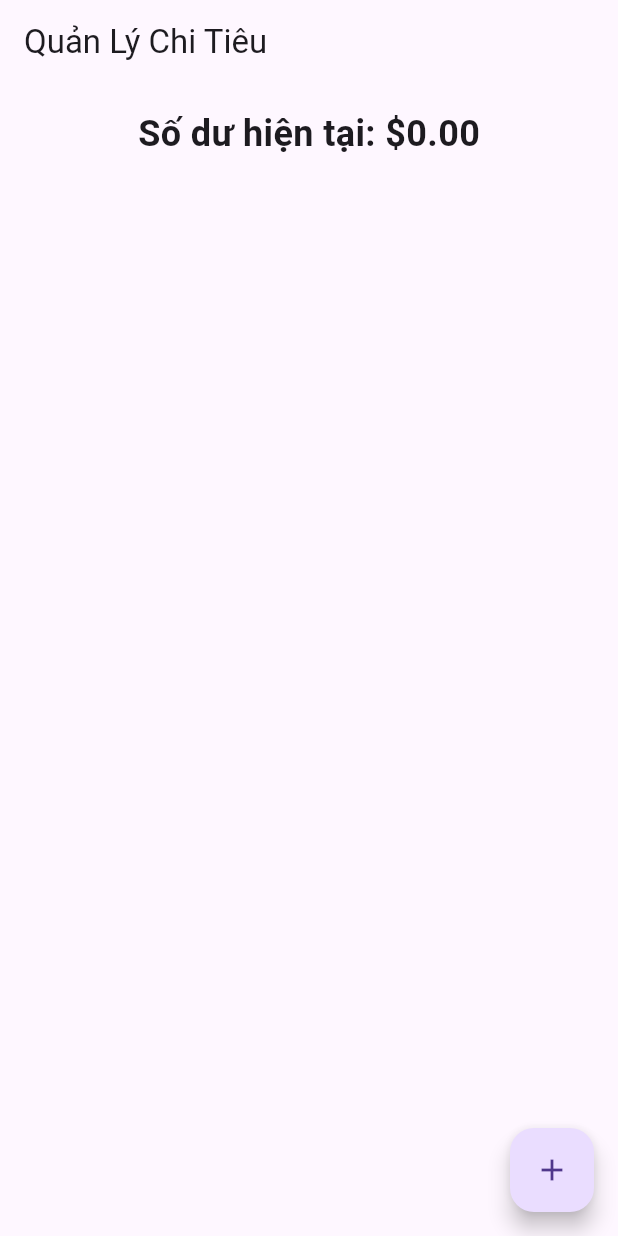
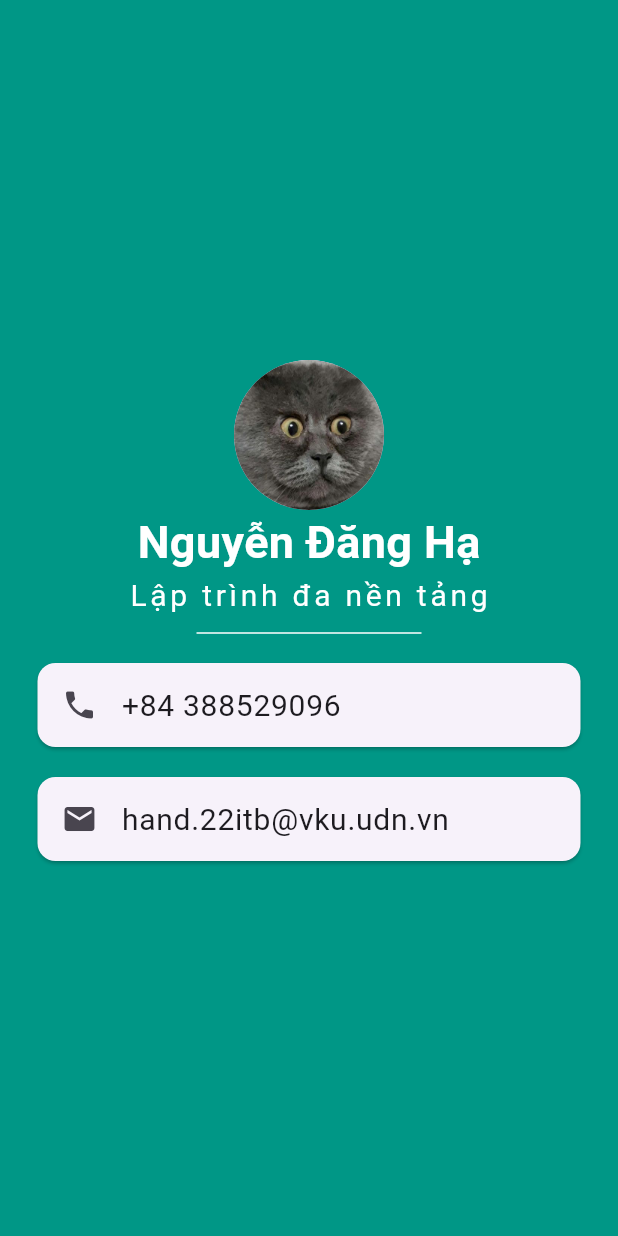
Before and after one commit to hand240503/CS2032_VKU, a Flutter app: the screen it shows after launch, on a phone screen of 412 x 824 dp. Run offline on Flutter 3.47's test engine with Material 3 defaults, Android fonts, the phone set to English and light mode, and no system bars; our stand-ins replace audioplayers, font_awesome_flutter.

Commit message:
fix lab_2

```diff
--- /dev/null
+++ b/lab_2/lib/color.dart
@@ -0,0 +1,5 @@
+import 'package:flutter/material.dart';
+
+class AppColor {
+  static Color backgroundColor = const Color(0xFF009786);
+}
--- a/lab_2/lib/main.dart
+++ b/lab_2/lib/main.dart
@@ -1,149 +1,85 @@
 import 'package:flutter/material.dart';
+import 'package:lab_2/color.dart';
 
 void main() {
-  runApp(ExpenseTrackerApp());
+  runApp(const MyApp());
 }
 
-class ExpenseTrackerApp extends StatelessWidget {
+class MyApp extends StatelessWidget {
+  const MyApp({super.key});
+
   @override
   Widget build(BuildContext context) {
     return MaterialApp(
+      title: 'Flutter Demo',
       debugShowCheckedModeBanner: false,
-      title: 'Quản Lý Chi Tiêu',
-      theme: ThemeData(primarySwatch: Colors.green),
-      home: ExpenseHomePage(),
-    );
-  }
-}
-
-class ExpenseHomePage extends StatefulWidget {
-  @override
-  _ExpenseHomePageState createState() => _ExpenseHomePageState();
-}
-
-class _ExpenseHomePageState extends State<ExpenseHomePage> {
-  double totalBalance = 0.0;
-  List<Map<String, dynamic>> transactions = [];
-
-  void _addTransaction(String title, double amount, bool isIncome) {
-    setState(() {
-      totalBalance += isIncome ? amount : -amount;
-      transactions.add({
-        'title': title,
-        'amount': amount,
-        'isIncome': isIncome,
-        'date': DateTime.now(),
-      });
-    });
-  }
-
-  void _showAddTransactionDialog() {
-    final _titleController = TextEditingController();
-    final _amountController = TextEditingController();
-    bool isIncome = true;
-
-    showDialog(
-      context: context,
-      builder: (ctx) => AlertDialog(
-        title: Text('Thêm Giao Dịch'),
-        content: Column(
-          mainAxisSize: MainAxisSize.min,
-          children: [
-            TextField(
-              controller: _titleController,
-              decoration: InputDecoration(labelText: 'Tiêu đề'),
+      home: Scaffold(
+          backgroundColor: AppColor.backgroundColor,
+          body: SafeArea(
+              child: Center(
+            child: Column(
+              mainAxisAlignment: MainAxisAlignment.center,
+              children: <Widget>[
+                CircleAvatar(
+                  radius: 50.0,
+                  backgroundImage: AssetImage('assets/images/image.jpeg'),
                 ),
-            TextField(
-              controller: _amountController,
-              decoration: InputDecoration(labelText: 'Số tiền'),
-              keyboardType: TextInputType.number,
-            ),
-            Row(
-              children: [
-                Text('Thu nhập'),
-                Switch(
-                  value: isIncome,
-                  onChanged: (value) {
-                    setState(() {
-                      isIncome = value;
-                    });
-                  },
-                ),
-                Text('Chi tiêu'),
-              ],
-            )
-          ],
-        ),
-        actions: [
-          TextButton(
-            onPressed: () {
-              Navigator.of(ctx).pop();
-            },
-            child: Text('Hủy'),
-          ),
-          ElevatedButton(
-            onPressed: () {
-              if (_titleController.text.isNotEmpty && _amountController.text.isNotEmpty) {
-                _addTransaction(
-                  _titleController.text,
-                  double.parse(_amountController.text),
-                  isIncome,
-                );
-                Navigator.of(ctx).pop();
-              }
-            },
-            child: Text('Thêm'),
-          )
-        ],
-      ),
-    );
-  }
-
-  @override
-  Widget build(BuildContext context) {
-    return Scaffold(
-      appBar: AppBar(title: Text('Quản Lý Chi Tiêu')),
-      body: Padding(
-        padding: const EdgeInsets.all(16.0),
-        child: Column(
-          children: [
                 Text(
-              'Số dư hiện tại: \$${totalBalance.toStringAsFixed(2)}',
-              style: TextStyle(fontSize: 24, fontWeight: FontWeight.bold),
-            ),
-            SizedBox(height: 20),
-            Expanded(
-              child: ListView.builder(
-                itemCount: transactions.length,
-                itemBuilder: (ctx, index) {
-                  final tx = transactions[index];
-                  return Card(
-                    child: ListTile(
-                      leading: Icon(
-                        tx['isIncome'] ? Icons.arrow_downward : Icons.arrow_upward,
-                        color: tx['isIncome'] ? Colors.green : Colors.red,
-                      ),
-                      title: Text(tx['title']),
-                      subtitle: Text('${tx['date'].toLocal()}'),
-                      trailing: Text(
-                        '${tx['isIncome'] ? '+' : '-'}\$${tx['amount'].toStringAsFixed(2)}',
+                  'Nguyễn Đăng Hạ',
                   style: TextStyle(
-                          color: tx['isIncome'] ? Colors.green : Colors.red,
+                    fontSize: 30.0,
+                    color: Colors.white,
                     fontWeight: FontWeight.bold,
                   ),
                 ),
+                Text(
+                  'Lập trình đa nền tảng',
+                  style: TextStyle(
+                    fontSize: 20.0,
+                    color: Colors.white,
+                    letterSpacing: 2.5,
                   ),
-                  );
-                },
+                ),
+                SizedBox(
+                  height: 20.0,
+                  width: 150.0,
+                  child: Divider(
+                    color: Colors.white,
+                  ),
+                ),
+                Card(
+                  margin:
+                      EdgeInsets.symmetric(vertical: 10.0, horizontal: 25.0),
+                  child: ListTile(
+                    leading: Icon(
+                      Icons.phone,
+                    ),
+                    title: Text(
+                      '+84 388529096',
+                      style: TextStyle(
+                        fontSize: 20.0,
+                      ),
+                    ),
+                  ),
+                ),
+                Card(
+                  margin:
+                      EdgeInsets.symmetric(vertical: 10.0, horizontal: 25.0),
+                  child: ListTile(
+                    leading: Icon(
+                      Icons.email,
+                    ),
+                    title: Text(
+                      'hand.22itb@vku.udn.vn',
+                      style: TextStyle(
+                        fontSize: 20.0,
+                      ),
+                    ),
                   ),
                 ),
               ],
             ),
-      ),
-      floatingActionButton: FloatingActionButton(
-        onPressed: _showAddTransactionDialog,
-        child: Icon(Icons.add),
-      ),
+          ))),
     );
   }
 }
```
Lines whose indentation alone changed are shown as unchanged.
